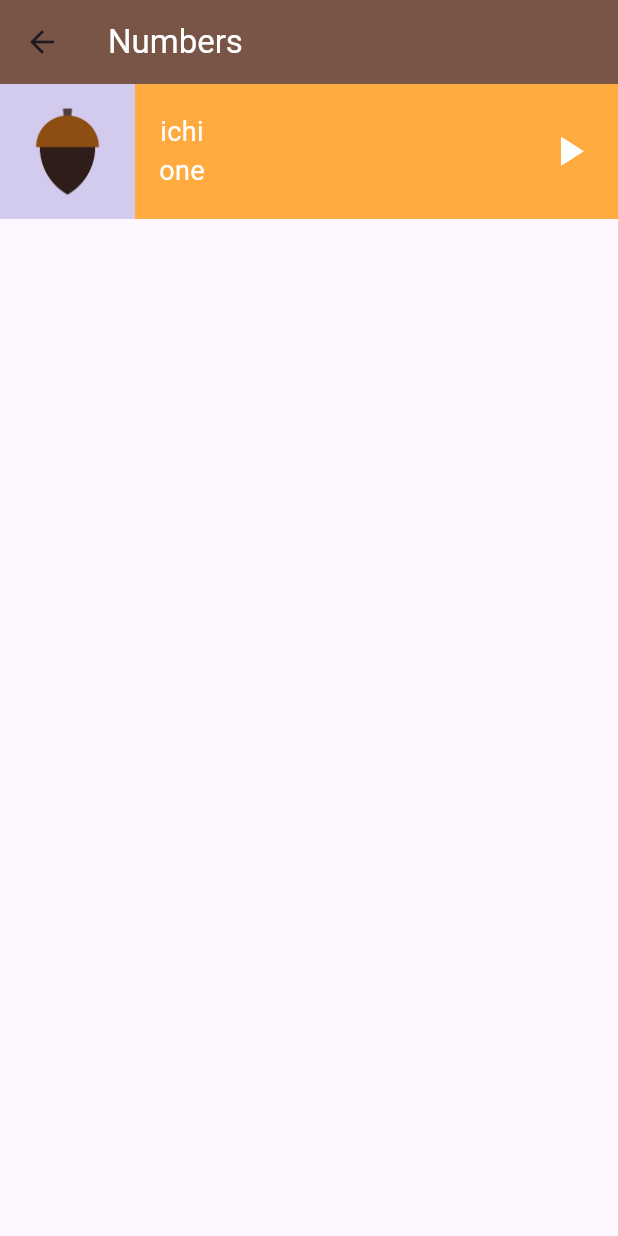
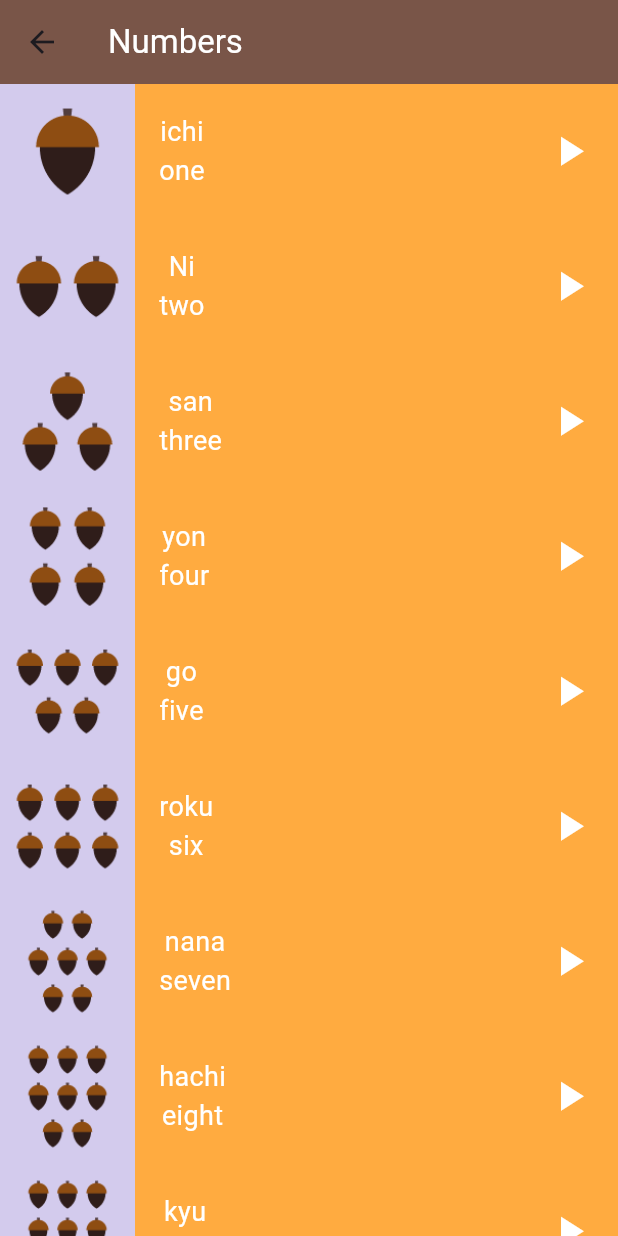
Before and after one commit to Ghada-Mohamed-Khalaf/Toku, a Flutter app: the NumberPage screen opened directly, on a phone screen of 412 x 824 dp. Run offline on Flutter 3.47's test engine with Material 3 defaults, Android fonts, the phone set to English and light mode, and no system bars.

Commit message:
add listView in number page and creating list of numbers

```diff
--- /dev/null
+++ b/lib/models/number.dart
@@ -0,0 +1,6 @@
+class Number{
+  final String image;
+  final  String jpName;
+  final String enName;
+  const  Number({ required this.image,required this.enName,required this.jpName});
+}
--- a/lib/views/number_page.dart
+++ b/lib/views/number_page.dart
@@ -1,60 +1,82 @@
 import 'package:flutter/material.dart';
+import 'package:toku_app/models/number.dart';
+import 'package:toku_app/widgets/item.dart';
 
 class NumberPage extends StatelessWidget {
   NumberPage({super.key});
- final Number one=Number(
-    image: "asstes/images/numbers/number_one.png",
-    jpName: "ichi",
-    enName: "one",
-  );
+
+  final List<Number> numbers = const [
+    Number(
+        image: "asstes/images/numbers/number_one.png",
+        enName: "one",
+        jpName: "ichi"),
+    Number(
+        image: "asstes/images/numbers/number_two.png",
+        enName: "two",
+        jpName: "Ni"),
+
+    Number(
+        image: "asstes/images/numbers/number_three.png",
+        enName: "three",
+        jpName: "san"),
+    Number(
+        image: "asstes/images/numbers/number_four.png",
+        enName: "four",
+        jpName: "yon"),
+    Number(
+        image: "asstes/images/numbers/number_five.png",
+        enName: "five",
+        jpName: "go"),
+    Number(
+        image: "asstes/images/numbers/number_six.png",
+        enName: "six",
+        jpName: "roku"),
+    Number(
+        image: "asstes/images/numbers/number_seven.png",
+        enName: "seven",
+        jpName: "nana"),
+    Number(
+        image: "asstes/images/numbers/number_eight.png",
+        enName: "eight",
+        jpName: "hachi"),
+    Number(
+        image: "asstes/images/numbers/number_eight.png",
+        enName: "nine",
+        jpName: "kyu"),
+    Number(
+        image: "asstes/images/numbers/number_eight.png",
+        enName: "ten",
+        jpName: "ju"),
+
+  ];
 
   @override
   Widget build(BuildContext context) {
     return Scaffold(
       appBar: AppBar(
-        title: Text("Numbers",style: TextStyle(color: Colors.white),),
+        title: Text(
+          "Numbers",
+          style: TextStyle(color: Colors.white),
+        ),
         backgroundColor: Colors.brown,
       ),
-      body: Container(
-        height: 90,
-        color: Colors.orangeAccent,
-        child: Row(
-          children: [
-            Container(
-              color: Color(0xffE7CECEFF),
-
-
-                child: Image.asset(one.image)),
-            Padding(
-              padding: const EdgeInsets.only(left: 16),
-              child: Column(
-                mainAxisAlignment: MainAxisAlignment.center,
-                children: [
-                  Text(one.jpName,style: TextStyle(color: Colors.white,fontSize: 18,),),
-                  Text(one.enName,style: TextStyle(color: Colors.white,fontSize: 18),),
-
-                ],
-              ),
-            ),
-            Spacer(flex: 1,),
-
-
-            Padding(
-              padding: const EdgeInsets.only(right:  16),
-              child: Icon(Icons.play_arrow,color: Colors.white,size: 33,),
-            ),
-          ],
-
-        ),
-
+      body: ListView(
+        children: [
+          Item(number:numbers[0]),
+          Item(number:numbers[1]),
+          Item(number:numbers[2]),
+          Item(number: numbers[3]),
+          Item(number:numbers[4]),
+          Item(number: numbers[5]),
+          Item(number:numbers[6]),
+          Item(number:numbers[7]),
+          Item(number:numbers[8]),
+          Item(number: numbers[9]),
+        ],
       ),
-
     );
   }
 }
-class Number{
- final String image;
-final  String jpName;
- final String enName;
-const  Number({ required this.image,required this.enName,required this.jpName});
-}
+// List<Item>getList(List<Number>number){
+//
+// }
--- /dev/null
+++ b/lib/widgets/item.dart
@@ -0,0 +1,43 @@
+import 'package:flutter/material.dart';
+import 'package:toku_app/models/number.dart';
+
+class Item extends StatelessWidget {
+   Item({super.key,required this.number});
+  final Number number;
+
+  @override
+  Widget build(BuildContext context) {
+    return Container(
+      height: 90,
+      color: Colors.orangeAccent,
+      child: Row(
+        children: [
+          Container(
+              color: Color(0xffE7CECEFF),
+
+
+              child: Image.asset(number.image)),
+          Padding(
+            padding: const EdgeInsets.only(left: 16),
+            child: Column(
+              mainAxisAlignment: MainAxisAlignment.center,
+              children: [
+                Text(number.jpName,style: TextStyle(color: Colors.white,fontSize: 18,),),
+                Text(number.enName,style: TextStyle(color: Colors.white,fontSize: 18),),
+
+              ],
+            ),
+          ),
+          Spacer(flex: 1,),
+
+          Padding(
+            padding: const EdgeInsets.only(right:  16),
+            child: Icon(Icons.play_arrow,color: Colors.white,size: 33,),
+          ),
+        ],
+
+      ),
+
+    );
+  }
+}
```
